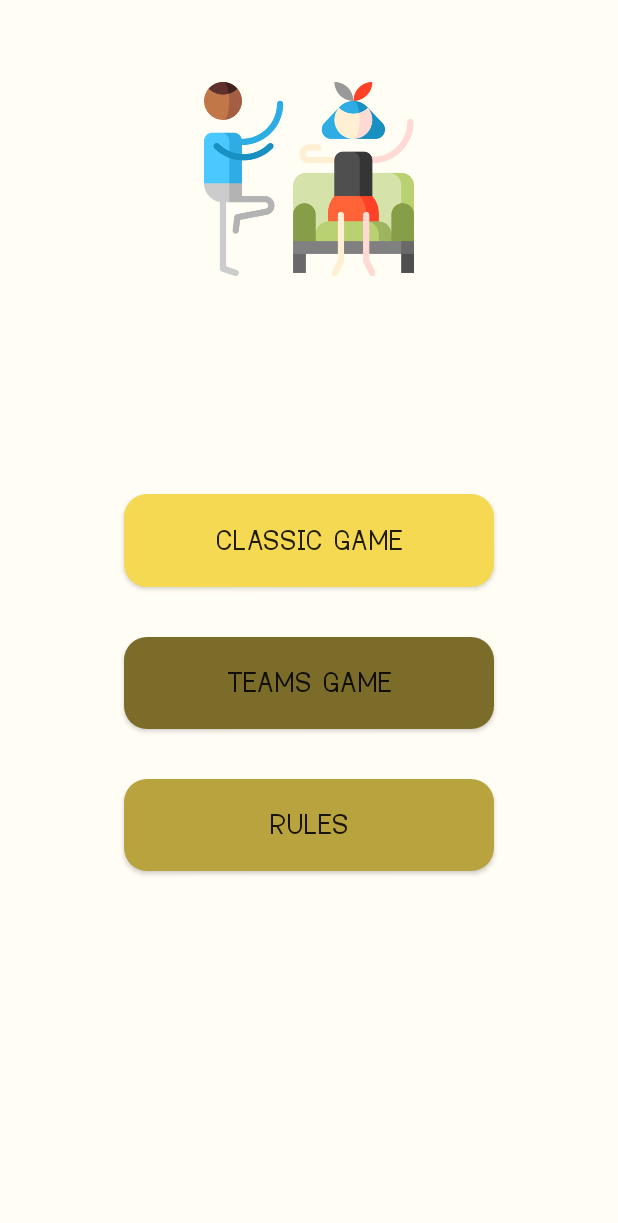
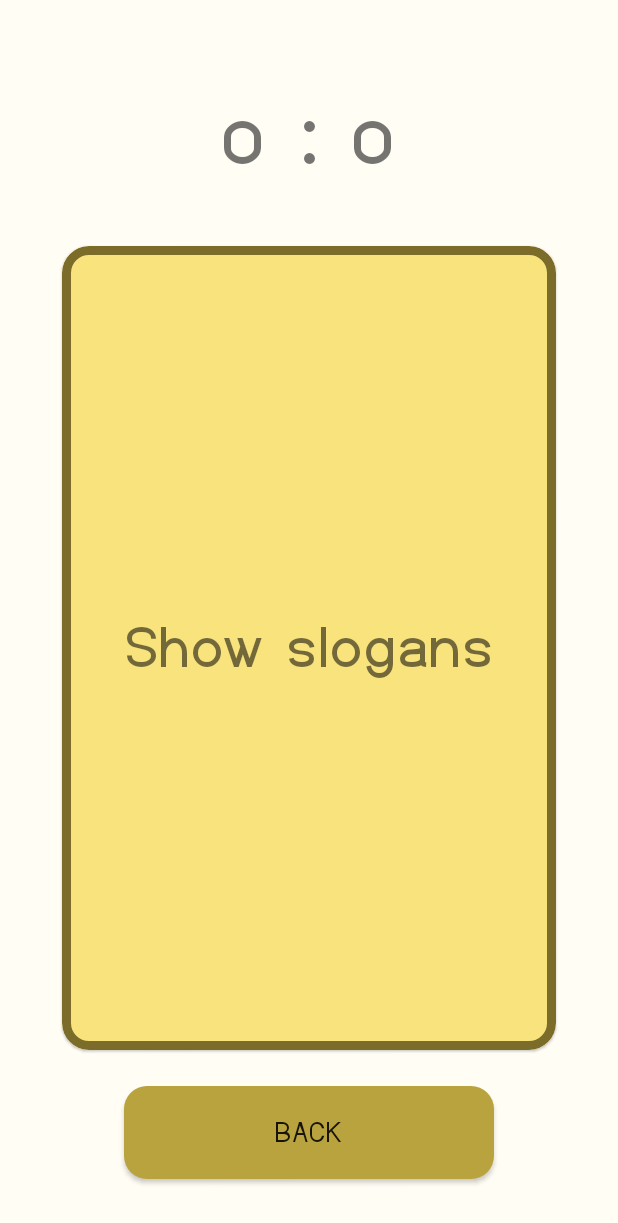
Before and after one commit to PatrykKudyk/PlayBox, an Android app: the fragment PictionaryMainMenuFragment placed in its activity, after a tap on "TEAMS GAME", on a phone screen of 412 x 824 dp. Shown: the top 1223 px of the screen. Run offline under Robolectric (Android 15) with nearby library versions, the phone set to English and light mode, and no system bars.

Commit message:
added simple team pictionary

```diff
--- a/PlayBox/app/src/main/java/com/partos/playbox/activities/PictionaryActivity.kt
+++ b/PlayBox/app/src/main/java/com/partos/playbox/activities/PictionaryActivity.kt
@@ -7,9 +7,11 @@ import androidx.fragment.app.Fragment
 import com.partos.playbox.R
 import com.partos.playbox.fragments.MainMenuFragment
 import com.partos.playbox.fragments.pictionary.PictionaryClassicFragment
+import com.partos.playbox.fragments.pictionary.PictionaryTeamFragment
 
 class PictionaryActivity : AppCompatActivity(),
-    PictionaryClassicFragment.OnFragmentInteractionListener {
+    PictionaryClassicFragment.OnFragmentInteractionListener,
+    PictionaryTeamFragment.OnFragmentInteractionListener {
 
     private lateinit var fragment: Fragment
 
@@ -20,8 +22,8 @@ class PictionaryActivity : AppCompatActivity(),
         val type = intent.getSerializableExtra("game")
         if (type == 1) {
             fragment = PictionaryClassicFragment.newInstance()
-        } else {
-
+        } else if (type == 2) {
+            fragment = PictionaryTeamFragment.newInstance()
         }
 
         supportFragmentManager
--- a/PlayBox/app/src/main/java/com/partos/playbox/fragments/pictionary/PictionaryTeamFragment.kt
+++ b/PlayBox/app/src/main/java/com/partos/playbox/fragments/pictionary/PictionaryTeamFragment.kt
@@ -82,11 +82,10 @@ class PictionaryTeamFragment : Fragment() {
          */
         // TODO: Rename and change types and number of parameters
         @JvmStatic
-        fun newInstance(param1: String, param2: String) =
+        fun newInstance() =
             PictionaryTeamFragment().apply {
                 arguments = Bundle().apply {
-                    putString(ARG_PARAM1, param1)
-                    putString(ARG_PARAM2, param2)
+
                 }
             }
     }
--- a/PlayBox/app/src/main/java/com/partos/playbox/logic/pictionary/PictionaryMainMenuLogic.kt
+++ b/PlayBox/app/src/main/java/com/partos/playbox/logic/pictionary/PictionaryMainMenuLogic.kt
@@ -43,9 +43,13 @@ class PictionaryMainMenuLogic(val rootView: View, val fragmentManager: FragmentM
             intent.putExtra("game", 1)
             rootView.context.startActivity(intent)
         }
+
         teamsButton.setOnClickListener {
+            val intent = Intent(rootView.context, PictionaryActivity::class.java)
+            intent.putExtra("game", 2)
+            rootView.context.startActivity(intent)
+        }
 
-        }
         rulesButton.setOnClickListener {
             val fragment = PictionaryRulesFragment.newInstance()
             fragmentManager
--- a/PlayBox/app/src/main/java/com/partos/playbox/logic/pictionary/PictionaryTeamLogic.kt
+++ b/PlayBox/app/src/main/java/com/partos/playbox/logic/pictionary/PictionaryTeamLogic.kt
@@ -1,11 +1,67 @@
 package com.partos.playbox.logic.pictionary
 
 import android.view.View
+import android.widget.Button
+import android.widget.LinearLayout
+import android.widget.TextView
+import androidx.cardview.widget.CardView
 import androidx.fragment.app.FragmentManager
+import com.partos.playbox.R
+import com.partos.playbox.activities.PictionaryActivity
 
 class PictionaryTeamLogic(val rootView: View, val fragmentManager: FragmentManager) {
 
-    fun initFragment(){
+    private lateinit var backButton: Button
+    private lateinit var mainCard: CardView
+    private lateinit var showSloganTextView: TextView
+    private lateinit var team1SloganTextView: TextView
+    private lateinit var team2SloganTextView: TextView
+    private lateinit var slogansLayout: LinearLayout
+    private lateinit var scoreTextView: TextView
 
+    private var scoreTeam1 = 0
+    private var scoreTeam2 = 0
+
+    fun initFragment() {
+        attachViews()
+        attachListeners()
+    }
+
+    private fun attachListeners() {
+        backButton.setOnClickListener {
+            (rootView.context as PictionaryActivity).finish()
+        }
+        mainCard.setOnClickListener {
+            showSloganTextView.visibility = View.GONE
+            slogansLayout.visibility = View.VISIBLE
+            team1SloganTextView.setText("Tekst drużyny 1")
+            team2SloganTextView.setText("Tekst drużyny 2")
+        }
+        team1SloganTextView.setOnClickListener {
+            scoreTeam1++
+            setScore()
+            showSloganTextView.visibility = View.VISIBLE
+            slogansLayout.visibility = View.GONE
+        }
+        team2SloganTextView.setOnClickListener {
+            scoreTeam2++
+            setScore()
+            showSloganTextView.visibility = View.VISIBLE
+            slogansLayout.visibility = View.GONE
+        }
+    }
+
+    private fun setScore() {
+        scoreTextView.text = "$scoreTeam1 : $scoreTeam2"
+    }
+
+    private fun attachViews() {
+        backButton = rootView.findViewById(R.id.pictionary_game_teams_button_back)
+        mainCard = rootView.findViewById(R.id.pictionary_teams_card)
+        showSloganTextView = rootView.findViewById(R.id.pictionary_teams_text_show)
+        team1SloganTextView = rootView.findViewById(R.id.pictionary_teams_text_team1)
+        team2SloganTextView = rootView.findViewById(R.id.pictionary_teams_text_team2)
+        slogansLayout = rootView.findViewById(R.id.pictionary_teams_linear_layout_slogans)
+        scoreTextView = rootView.findViewById(R.id.pictionary_teams_text_score)
     }
 }
--- a/PlayBox/app/src/main/res/layout/fragment_pictionary_team.xml
+++ b/PlayBox/app/src/main/res/layout/fragment_pictionary_team.xml
@@ -1,14 +1,129 @@
 <?xml version="1.0" encoding="utf-8"?>
 <FrameLayout xmlns:android="http://schemas.android.com/apk/res/android"
+    xmlns:app="http://schemas.android.com/apk/res-auto"
     xmlns:tools="http://schemas.android.com/tools"
     android:layout_width="match_parent"
     android:layout_height="match_parent"
     tools:context=".fragments.pictionary.PictionaryTeamFragment">
 
-    <!-- TODO: Update blank fragment layout -->
-    <TextView
+    <androidx.constraintlayout.widget.ConstraintLayout
         android:layout_width="match_parent"
         android:layout_height="match_parent"
-        android:text="@string/hello_blank_fragment" />
+        android:background="@color/colorBackground">
+
+        <View
+            android:id="@+id/view"
+            android:layout_width="match_parent"
+            android:layout_height="0dp"
+            app:layout_constraintEnd_toEndOf="parent"
+            app:layout_constraintHeight_percent="0.04"
+            app:layout_constraintStart_toStartOf="parent"
+            app:layout_constraintTop_toTopOf="parent" />
+
+        <TextView
+            android:id="@+id/pictionary_teams_text_score"
+            android:layout_width="match_parent"
+            android:layout_height="0dp"
+            android:layout_margin="16dp"
+            android:fontFamily="@font/dustismo_bold"
+            android:gravity="center"
+            android:text="0 : 0"
+            android:textSize="60dip"
+            app:layout_constraintEnd_toEndOf="parent"
+            app:layout_constraintHeight_percent="0.1"
+            app:layout_constraintStart_toStartOf="parent"
+            app:layout_constraintTop_toBottomOf="@id/view" />
+
+        <View
+            android:id="@+id/view2"
+            android:layout_width="match_parent"
+            android:layout_height="0dp"
+            app:layout_constraintEnd_toEndOf="parent"
+            app:layout_constraintHeight_percent="0.04"
+            app:layout_constraintStart_toStartOf="parent"
+            app:layout_constraintTop_toBottomOf="@id/pictionary_teams_text_score" />
+
+        <com.google.android.material.card.MaterialCardView
+            android:id="@+id/pictionary_teams_card"
+            android:layout_width="0dp"
+            android:layout_height="0dp"
+            android:theme="@style/Theme.MaterialComponents.Light"
+            app:cardBackgroundColor="@color/colorYellowLight"
+            app:cardCornerRadius="18dp"
+            app:layout_constraintEnd_toEndOf="parent"
+            app:layout_constraintHeight_percent="0.65"
+            app:layout_constraintStart_toStartOf="parent"
+            app:layout_constraintTop_toBottomOf="@id/view2"
+            app:layout_constraintWidth_percent="0.8"
+            app:strokeColor="@color/colorYellowDark"
+            app:strokeWidth="6dp">
+
+            <TextView
+                android:id="@+id/pictionary_teams_text_show"
+                android:layout_width="match_parent"
+                android:layout_height="match_parent"
+                android:layout_margin="16dp"
+                android:layout_weight="100"
+                android:fontFamily="@font/dustismo_bold"
+                android:gravity="center"
+                android:text="@string/show_words"
+                android:textSize="40dip" />
+
+            <LinearLayout
+                android:id="@+id/pictionary_teams_linear_layout_slogans"
+                android:layout_width="match_parent"
+                android:layout_height="match_parent"
+                android:orientation="vertical"
+                android:visibility="gone"
+                android:weightSum="100">
+
+                <TextView
+                    android:id="@+id/pictionary_teams_text_team1"
+                    android:layout_width="match_parent"
+                    android:layout_height="0dp"
+                    android:layout_margin="16dp"
+                    android:layout_weight="49.5"
+                    android:fontFamily="@font/dustismo_bold"
+                    android:gravity="center"
+                    android:textSize="40dip" />
+
+                <View
+                    android:layout_width="match_parent"
+                    android:layout_height="0dp"
+                    android:layout_weight="1"
+                    android:background="@color/colorYellowDark" />
+
+                <TextView
+                    android:id="@+id/pictionary_teams_text_team2"
+                    android:layout_width="match_parent"
+                    android:layout_height="0dp"
+                    android:layout_margin="16dp"
+                    android:layout_weight="49.5"
+                    android:fontFamily="@font/dustismo_bold"
+                    android:gravity="center"
+                    android:textSize="40dip" />
+
+            </LinearLayout>
+
+
+        </com.google.android.material.card.MaterialCardView>
+
+        <Button
+            android:id="@+id/pictionary_game_teams_button_back"
+            android:layout_width="0dp"
+            android:layout_height="0dp"
+            android:layout_marginTop="24dp"
+            android:background="@drawable/button_background_yellow_medium"
+            android:fontFamily="@font/dustismo_bold"
+            android:text="@string/back"
+            android:textSize="20dip"
+            app:layout_constraintEnd_toEndOf="parent"
+            app:layout_constraintHeight_percent="0.075"
+            app:layout_constraintStart_toStartOf="parent"
+            app:layout_constraintTop_toBottomOf="@id/pictionary_teams_card"
+            app:layout_constraintWidth_percent="0.6" />
+
+    </androidx.constraintlayout.widget.ConstraintLayout>
+
 
 </FrameLayout>
--- a/PlayBox/app/src/main/res/values/strings.xml
+++ b/PlayBox/app/src/main/res/values/strings.xml
@@ -15,9 +15,8 @@
     Delegates stand before teams and draw slogans to show and start showing - each person shows slogan to his team.\n\n
     If the teams guessed their slogan - they get the point, but if they guessed the enemies slogan - the enemies get the point\n\n</string>
     <string name="show_word">Show slogan</string>
+    <string name="show_words">Show slogans</string>
     <string name="back">Back</string>
     <string name="toast_no_slogan">Couldn\'t fetch slogan, try again</string>
-    <!-- TODO: Remove or change this placeholder text -->
-    <string name="hello_blank_fragment">Hello blank fragment</string>
 
 </resources>
```
Also changed, not shown: 1 other file.
